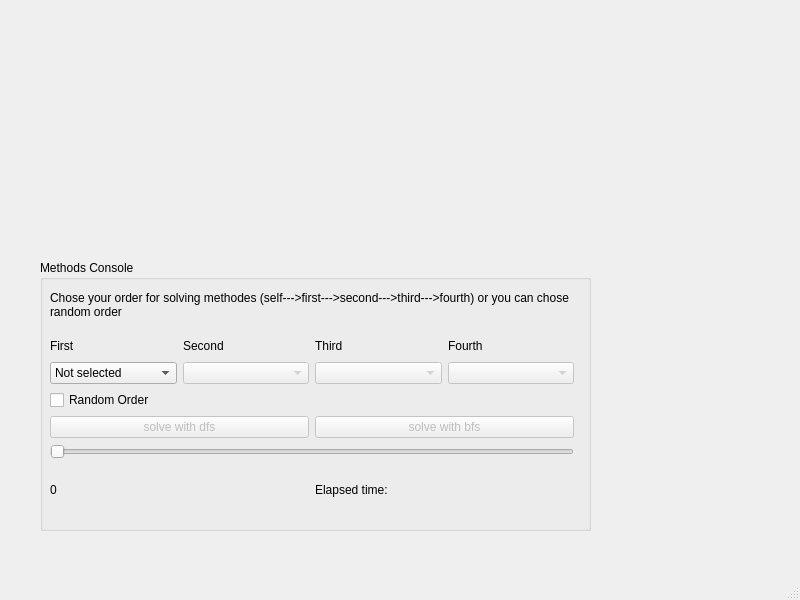
mohake-keshavarzi/Mohammad-Hadi-Keshavarzi, file graphicmaze.ui: the form before one commit.
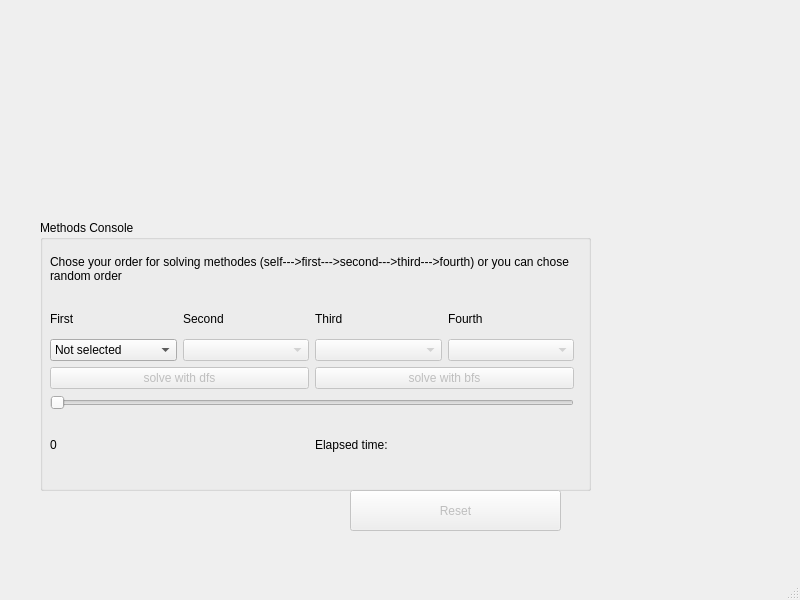
The form after the commit.

Commit message: Rest button added to graphicmaze window

Diff of the .ui file:
```diff
--- a/graphicmaze.ui
+++ b/graphicmaze.ui
@@ -25,10 +25,13 @@
     </property>
    </widget>
    <widget class="QGroupBox" name="methods_console_gb">
+    <property name="enabled">
+     <bool>true</bool>
+    </property>
     <property name="geometry">
      <rect>
       <x>40</x>
-      <y>260</y>
+      <y>220</y>
       <width>551</width>
       <height>271</height>
      </rect>
@@ -78,6 +81,9 @@
           </item>
           <item>
            <widget class="QComboBox" name="first_comb">
+            <property name="enabled">
+             <bool>true</bool>
+            </property>
             <item>
              <property name="text">
               <string>Not selected</string>
@@ -163,13 +169,6 @@
         </item>
        </layout>
       </item>
-      <item>
-       <widget class="QCheckBox" name="random_cb">
-        <property name="text">
-         <string>Random Order</string>
-        </property>
-       </widget>
-      </item>
       <item>
        <layout class="QHBoxLayout" name="methods_horizontalLayout">
         <item>
@@ -225,6 +224,22 @@
      </layout>
     </widget>
    </widget>
+   <widget class="QPushButton" name="reset_pb">
+    <property name="enabled">
+     <bool>false</bool>
+    </property>
+    <property name="geometry">
+     <rect>
+      <x>350</x>
+      <y>490</y>
+      <width>211</width>
+      <height>41</height>
+     </rect>
+    </property>
+    <property name="text">
+     <string>Reset</string>
+    </property>
+   </widget>
   </widget>
   <widget class="QMenuBar" name="menubar">
    <property name="geometry">
```
The commit also changes 2 other files.
